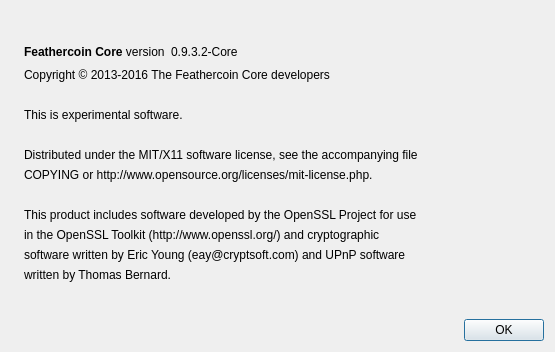
FeatherCoin/Feathercoin, file src/qt/forms/aboutdialog.ui: the form before one commit.
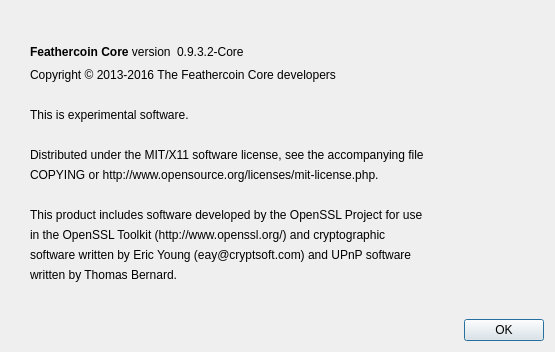
The form after the commit. Icons and pictures are not drawn.

Commit message: Updated About Box UI layout and FTC Light Blue Bar graduated with white Icon

What changed in the file:
```diff
--- a/src/qt/forms/aboutdialog.ui
+++ b/src/qt/forms/aboutdialog.ui
@@ -29,6 +29,9 @@
    </item>
    <item>
     <layout class="QVBoxLayout" name="verticalLayout_2">
+     <property name="leftMargin">
+      <number>0</number>
+     </property>
      <item>
       <spacer name="verticalSpacer_2">
        <property name="orientation">
@@ -52,6 +55,9 @@
          <property name="text">
           <string>&lt;b&gt;Feathercoin Core&lt;/b&gt; version</string>
          </property>
+         <property name="indent">
+          <number>6</number>
+         </property>
          <property name="textInteractionFlags">
           <set>Qt::LinksAccessibleByMouse|Qt::TextSelectableByKeyboard|Qt::TextSelectableByMouse</set>
          </property>
@@ -96,6 +102,12 @@
        <property name="textFormat">
         <enum>Qt::RichText</enum>
        </property>
+       <property name="margin">
+        <number>0</number>
+       </property>
+       <property name="indent">
+        <number>6</number>
+       </property>
        <property name="textInteractionFlags">
         <set>Qt::LinksAccessibleByMouse|Qt::TextSelectableByKeyboard|Qt::TextSelectableByMouse</set>
        </property>
@@ -119,6 +131,9 @@
        <property name="wordWrap">
         <bool>false</bool>
        </property>
+       <property name="indent">
+        <number>6</number>
+       </property>
        <property name="textInteractionFlags">
         <set>Qt::LinksAccessibleByMouse|Qt::TextSelectableByKeyboard|Qt::TextSelectableByMouse</set>
        </property>
@@ -136,6 +151,9 @@
        <property name="text">
         <string>Distributed under the MIT/X11 software license, see the accompanying file</string>
        </property>
+       <property name="indent">
+        <number>6</number>
+       </property>
       </widget>
      </item>
      <item>
@@ -143,6 +161,9 @@
        <property name="text">
         <string>COPYING or http://www.opensource.org/licenses/mit-license.php.</string>
        </property>
+       <property name="indent">
+        <number>6</number>
+       </property>
       </widget>
      </item>
      <item>
@@ -157,6 +178,9 @@
        <property name="text">
         <string>This product includes software developed by the OpenSSL Project for use</string>
        </property>
+       <property name="indent">
+        <number>6</number>
+       </property>
       </widget>
      </item>
      <item>
@@ -164,6 +188,9 @@
        <property name="text">
         <string>in the OpenSSL Toolkit (http://www.openssl.org/) and cryptographic</string>
        </property>
+       <property name="indent">
+        <number>6</number>
+       </property>
       </widget>
      </item>
      <item>
@@ -171,6 +198,9 @@
        <property name="text">
         <string>software written by Eric Young (eay@cryptsoft.com) and UPnP software</string>
        </property>
+       <property name="indent">
+        <number>6</number>
+       </property>
       </widget>
      </item>
      <item>
@@ -178,6 +208,9 @@
        <property name="text">
         <string>written by Thomas Bernard.</string>
        </property>
+       <property name="indent">
+        <number>6</number>
+       </property>
       </widget>
      </item>
      <item>
```
Left out of the diff: 3 changed lines with no effect on the pictures. The commit also changes 2 other files.
